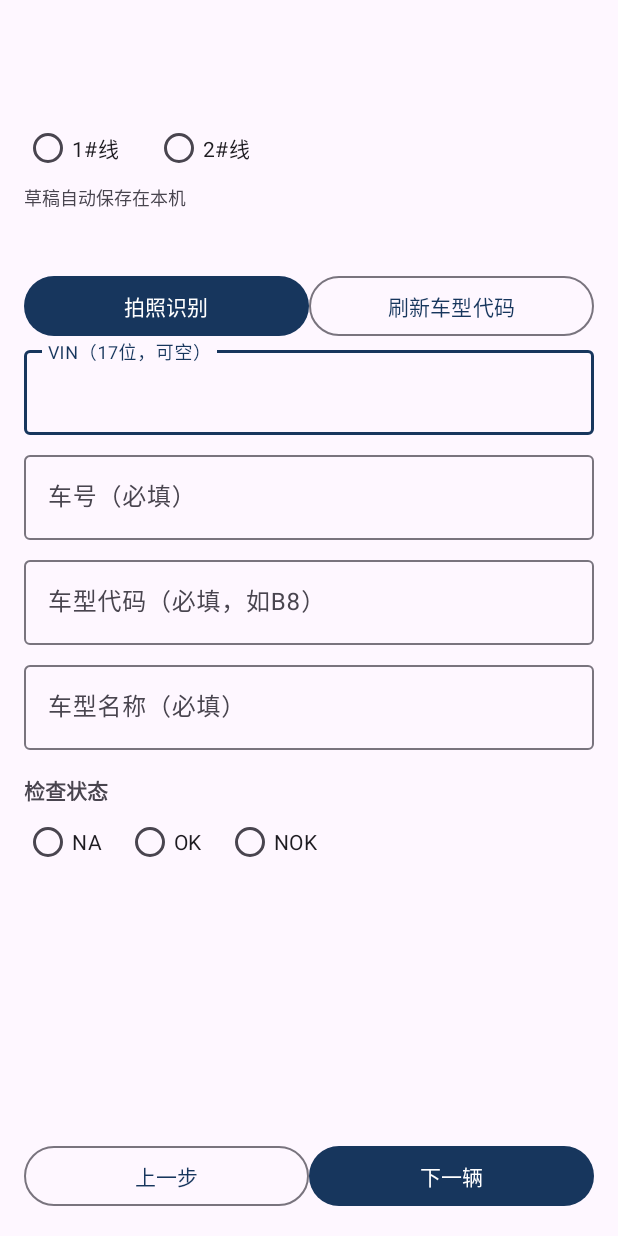
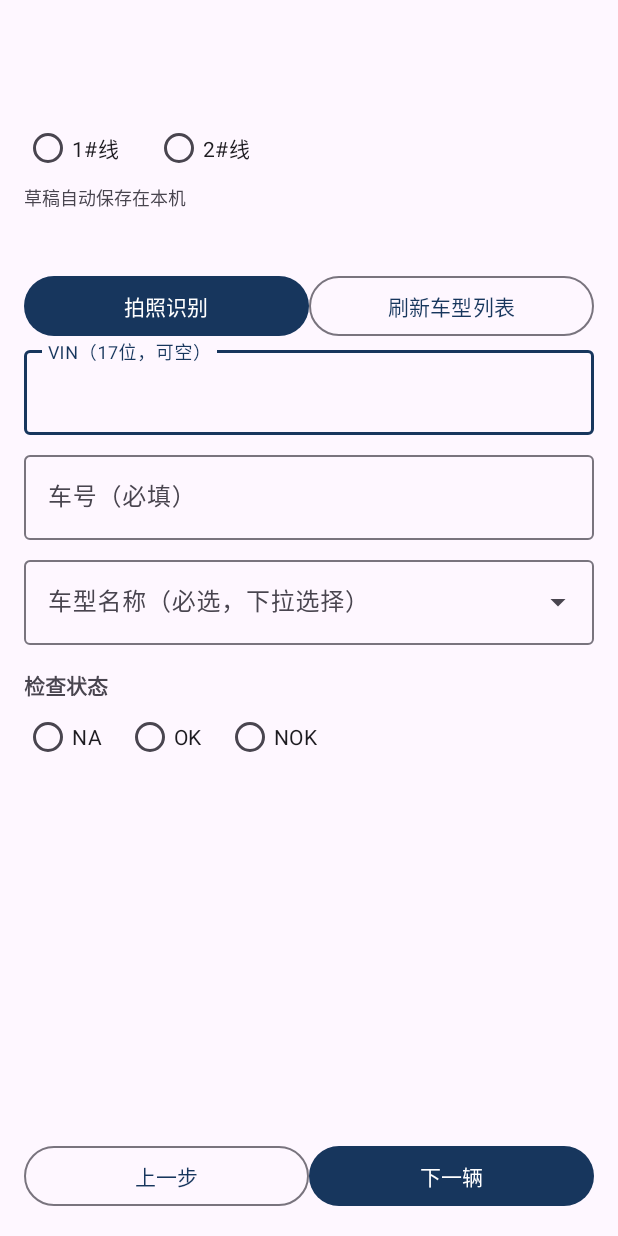
Before and after one commit to seh425/paint-quality, an Android app: the InspectionActivity screen opened directly, with no data from a screen before it, on a phone screen of 412 x 824 dp. Run offline under Robolectric (Android 15) with nearby library versions, the phone set to English and light mode, and no system bars; pictures from the network do not load; 3 statements that could not run were skipped.

Commit message:
feat: correct barcode rules (first 6 = vehicle number, 11-12 = model code) and switch manual entry to model name dropdown

```diff
--- a/android/app/src/main/res/layout/activity_inspection.xml
+++ b/android/app/src/main/res/layout/activity_inspection.xml
@@ -62,7 +62,7 @@
                     android:layout_width="0dp"
                     android:layout_height="wrap_content"
                     android:layout_weight="1"
-                    android:text="刷新车型代码" />
+                    android:text="刷新车型列表" />
             </LinearLayout>
             <com.google.android.material.textfield.TextInputLayout
                 android:layout_width="match_parent"
@@ -89,27 +89,17 @@
                     android:maxLines="1" />
             </com.google.android.material.textfield.TextInputLayout>
             <com.google.android.material.textfield.TextInputLayout
+                android:id="@+id/modelNameLayout"
+                style="@style/Widget.Material3.TextInputLayout.OutlinedBox.ExposedDropdownMenu"
                 android:layout_width="match_parent"
                 android:layout_height="wrap_content"
                 android:layout_marginTop="8dp"
-                android:hint="车型代码（必填，如B8）">
-                <com.google.android.material.textfield.TextInputEditText
-                    android:id="@+id/modelCodeInput"
+                android:hint="车型名称（必选，下拉选择）">
+                <com.google.android.material.textfield.MaterialAutoCompleteTextView
+                    android:id="@+id/modelNameDropdown"
                     android:layout_width="match_parent"
                     android:layout_height="wrap_content"
-                    android:inputType="textCapCharacters"
-                    android:maxLines="1" />
-            </com.google.android.material.textfield.TextInputLayout>
-            <com.google.android.material.textfield.TextInputLayout
-                android:layout_width="match_parent"
-                android:layout_height="wrap_content"
-                android:layout_marginTop="8dp"
-                android:hint="车型名称（必填）">
-                <com.google.android.material.textfield.TextInputEditText
-                    android:id="@+id/modelNameInput"
-                    android:layout_width="match_parent"
-                    android:layout_height="wrap_content"
-                    android:inputType="text"
+                    android:inputType="none"
                     android:maxLines="1" />
             </com.google.android.material.textfield.TextInputLayout>
             <TextView
--- a/android/app/src/main/res/layout/activity_scan.xml
+++ b/android/app/src/main/res/layout/activity_scan.xml
@@ -9,7 +9,7 @@
         android:layout_width="match_parent"
         android:layout_height="wrap_content"
         android:padding="8dp"
-        android:text="拍摄VIN/车号及车型代码标识；照片仅在设备端识别"
+        android:text="对准条码标签拍照：前6位为车号，第11、12位为车型代码；照片仅在设备端识别"
         android:textColor="@color/white"
         android:textSize="16sp" />
     <androidx.camera.view.PreviewView
```
Also changed, not shown: android/app/src/main/java/com/paintshop/quality/data/ApiClient.java (+7 -1 lines), android/app/src/main/java/com/paintshop/quality/data/SessionManager.java (+17 -1 lines), android/app/src/main/java/com/paintshop/quality/ui/InspectionActivity.java (+61 -30 lines), android/app/src/main/java/com/paintshop/quality/ui/ScanActivity.java (+12 -32 lines), android/app/src/main/java/com/paintshop/quality/util/RecognitionParser.java (+46 -2 lines), server/src/main/java/com/example/paintquality/record/QualityRecordService.java (+2 -8 lines), 2 other files.
